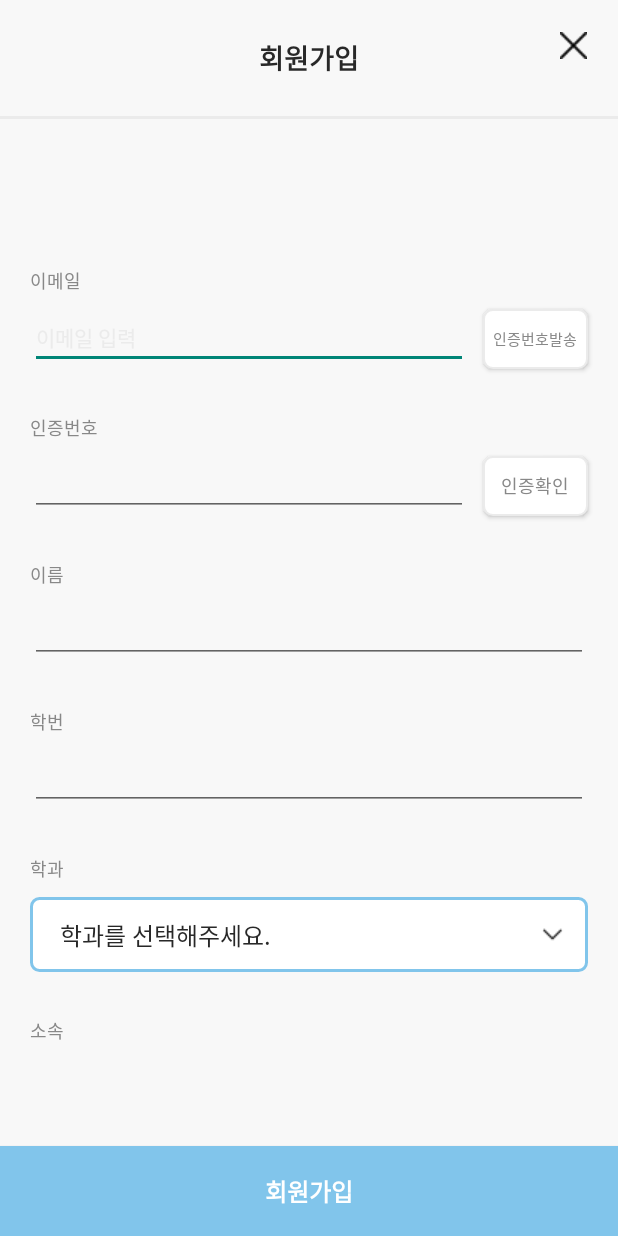
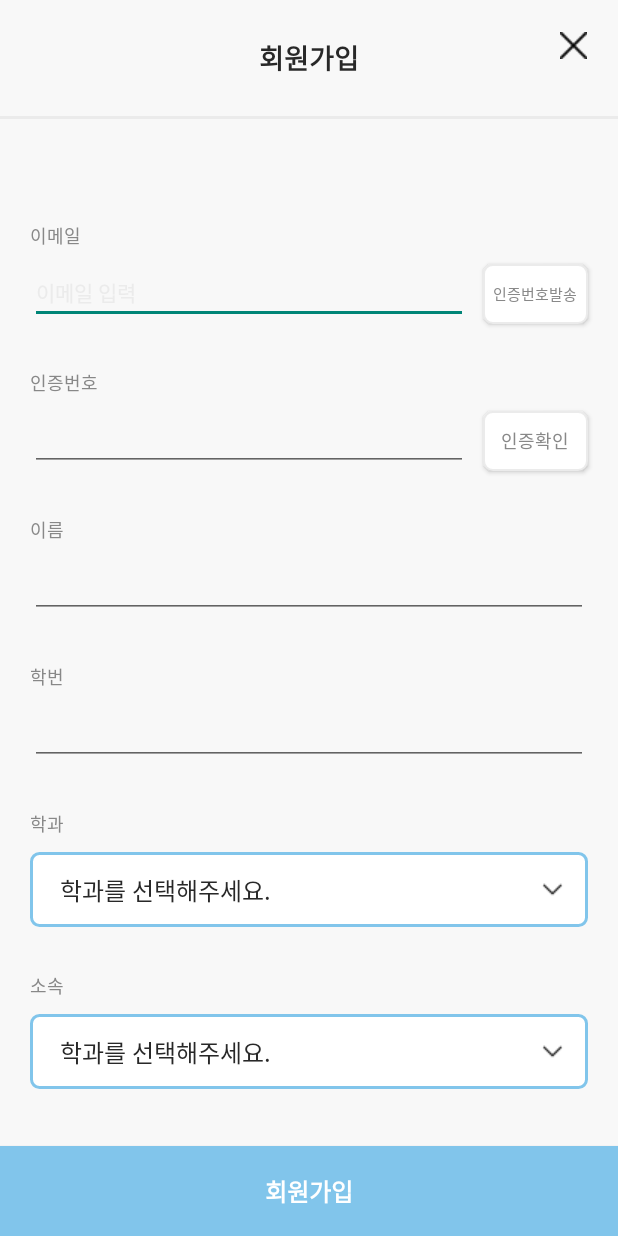
Before and after one commit to CAUSecretary/android, an Android app: the Register screen opened directly, with no data from a screen before it, on a phone screen of 412 x 824 dp. Run offline under Robolectric (Android 15) with nearby library versions, the light colour scheme and no system bars; our stand-ins replace data binding.

Commit message:
register3

```diff
--- a/app/src/main/java/com/example/causecretary/ui/register/Auth_phone.kt
+++ b/app/src/main/java/com/example/causecretary/ui/register/Auth_phone.kt
@@ -29,7 +29,7 @@ class Auth_phone : AppCompatActivity(), View.OnClickListener {
 
     override fun onClick(view: View?) {
         when(view?.id){
-            R.id.btn_login -> {
+            R.id.btn_auth_phone -> {
                 Intent(this@Auth_phone,Register::class.java).run {
                     startActivity(this)
                 }
--- /dev/null
+++ b/app/src/main/res/drawable/btn_blue_enable_selector.xml
@@ -0,0 +1,5 @@
+<?xml version="1.0" encoding="utf-8"?>
+<selector xmlns:android="http://schemas.android.com/apk/res/android">
+    <item android:state_enabled="true" android:drawable="@drawable/btn_blue_selector"/>
+    <item android:state_enabled="false" android:drawable="@color/color_d7d7d7"/>
+</selector>
--- a/app/src/main/res/layout/activity_register.xml
+++ b/app/src/main/res/layout/activity_register.xml
@@ -47,7 +47,7 @@
             android:layout_marginTop="25dp"
             app:layout_constraintTop_toBottomOf="@id/tv_title"/>
 
-        <ScrollView
+        <androidx.core.widget.NestedScrollView
             android:id="@+id/sv_register"
             android:layout_width="match_parent"
             android:layout_height="wrap_content"
@@ -205,7 +205,7 @@
                     app:layout_constraintTop_toBottomOf="@id/et_std_id"/>
 
                 <androidx.constraintlayout.widget.ConstraintLayout
-                    android:id="@+id/cl_register"
+                    android:id="@+id/cl_dept"
                     android:layout_width="match_parent"
                     android:layout_height="50dp"
                     android:layout_marginTop="10dp"
@@ -247,13 +247,45 @@
                     android:fontFamily="@font/kr_regular"
                     android:includeFontPadding="false"
                     android:textSize="12dp"
-                    app:layout_constraintTop_toBottomOf="@id/cl_register"/>
+                    app:layout_constraintTop_toBottomOf="@id/cl_dept"/>
 
+                <androidx.constraintlayout.widget.ConstraintLayout
+                    android:id="@+id/cl_club"
+                    android:layout_width="match_parent"
+                    android:layout_height="50dp"
+                    android:layout_marginTop="10dp"
+                    android:layout_marginStart="20dp"
+                    android:layout_marginEnd="20dp"
+                    android:paddingStart="20dp"
+                    android:background="@drawable/bg_round_line_blue"
+                    app:layout_constraintTop_toBottomOf="@id/tv_club">
+                    <TextView
+                        android:layout_width="wrap_content"
+                        android:layout_height="wrap_content"
+                        android:textSize="16dp"
+                        android:includeFontPadding="false"
+                        android:textColor="@color/color_282828"
+                        android:fontFamily="@font/kr_regular"
+                        android:text="학과를 선택해주세요."
+                        app:layout_constraintBottom_toBottomOf="parent"
+                        app:layout_constraintTop_toTopOf="parent"
+                        app:layout_constraintStart_toStartOf="parent"/>
+                    <ImageView
+                        android:layout_width="wrap_content"
+                        android:layout_height="wrap_content"
+                        android:src="@drawable/ic_arrow_down"
+                        android:layout_marginEnd="10dp"
+                        app:layout_constraintEnd_toEndOf="parent"
+                        app:layout_constraintBottom_toBottomOf="parent"
+                        app:layout_constraintTop_toTopOf="parent"/>
+                </androidx.constraintlayout.widget.ConstraintLayout>
 
 
             </androidx.constraintlayout.widget.ConstraintLayout>
 
-        </ScrollView>
+
+
+        </androidx.core.widget.NestedScrollView>
 
         <Button
             android:id="@+id/btn_register"
@@ -261,10 +293,11 @@
             android:layout_height="60dp"
             android:text="회원가입"
             android:textSize="16dp"
+
             android:onClick="@{clickListener}"
             android:fontFamily="@font/kr_bold"
             android:textColor="@color/white"
-            android:background="@drawable/btn_blue_selector"
+            android:background="@drawable/btn_blue_enable_selector"
             app:layout_constraintBottom_toBottomOf="parent"/>
 
     </androidx.constraintlayout.widget.ConstraintLayout>
--- a/app/src/main/res/layout/activity_welcome.xml
+++ b/app/src/main/res/layout/activity_welcome.xml
@@ -60,6 +60,7 @@
             android:text="처음으로"
             android:textColor="@color/white"
             android:textSize="16dp"
+            android:onClick="@{clickListener}"
             android:fontFamily="@font/kr_bold"
             android:includeFontPadding="false"
             android:background="@drawable/btn_blue_selector"
```
Also changed, not shown: app/src/main/java/com/example/causecretary/ui/register/Register.kt (+10 -3 lines), app/src/main/java/com/example/causecretary/ui/register/Welcome.kt (+31 -2 lines).
